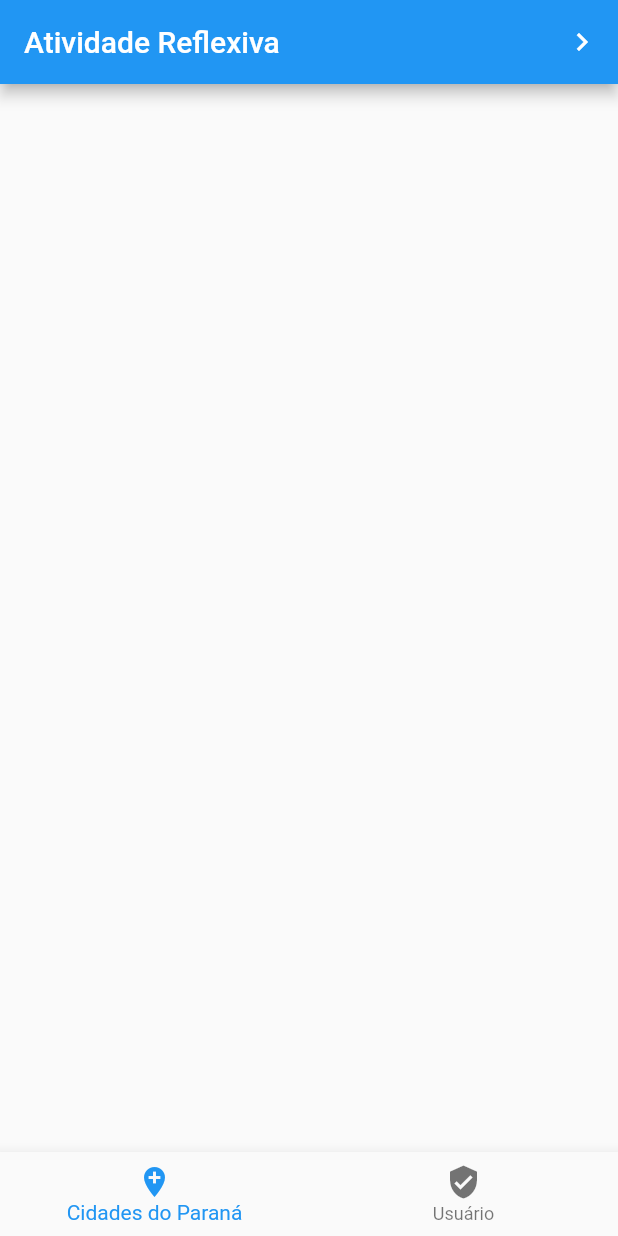
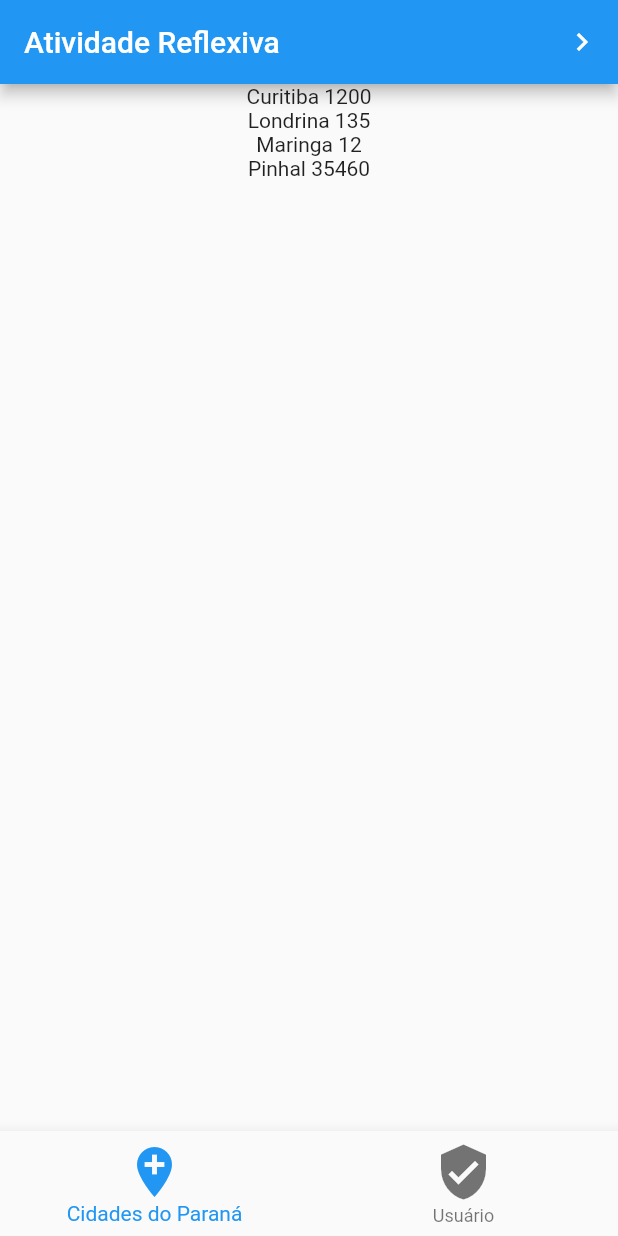
Before and after one commit to margotpaon/atv_reflexiva_01, a Flutter app: the screen it shows after launch, on a phone screen of 412 x 824 dp. Run offline on Flutter 3.47's test engine with Material 2 defaults, Android fonts, the phone set to English and light mode, and no system bars; statements that could not run were skipped.

Commit message:
ADD: Navigation tabs on BottomNavigationTab

```diff
--- a/lib/home_screen.dart
+++ b/lib/home_screen.dart
@@ -6,6 +6,41 @@ class HomeScreen extends StatefulWidget {
 }
 
 class _HomeScreenState extends State<HomeScreen> {
+  int _currentIndex = 0;
+
+  final tabs = [
+    // Página lista de cidades
+    Center(
+      child: ListView(
+        children: <Widget>[
+          Container(
+            child: Center(
+              child: Text('Curitiba 1200'),
+            ),
+          ),
+          Container(
+            child: Center(
+              child: Text('Londrina 135'),
+            ),
+          ),
+          Container(
+            child: Center(
+              child: Text('Maringa 12'),
+            ),
+          ),
+          Container(
+            child: Center(
+              child: Text('Pinhal 35460'),
+            ),
+          ),
+        ],
+      ),
+    ),
+
+    //Página pega nome do usuarios
+    Center(child: Text('Usuário'))
+  ];
+
   @override
   Widget build(BuildContext context) {
     return Scaffold(
@@ -32,14 +67,21 @@ class _HomeScreenState extends State<HomeScreen> {
           ),
         ],
       ),
+      body: tabs[_currentIndex],
       bottomNavigationBar: BottomNavigationBar(
-        currentIndex: 0,
+        currentIndex: _currentIndex,
+        iconSize: 40,
         items: [
           BottomNavigationBarItem(
               icon: Icon(Icons.add_location), label: 'Cidades do Paraná'),
           BottomNavigationBarItem(
               icon: Icon(Icons.verified_user), label: 'Usuário')
         ],
+        onTap: (index) {
+          setState(() {
+            _currentIndex = index;
+          });
+        },
       ),
     );
   }
```
